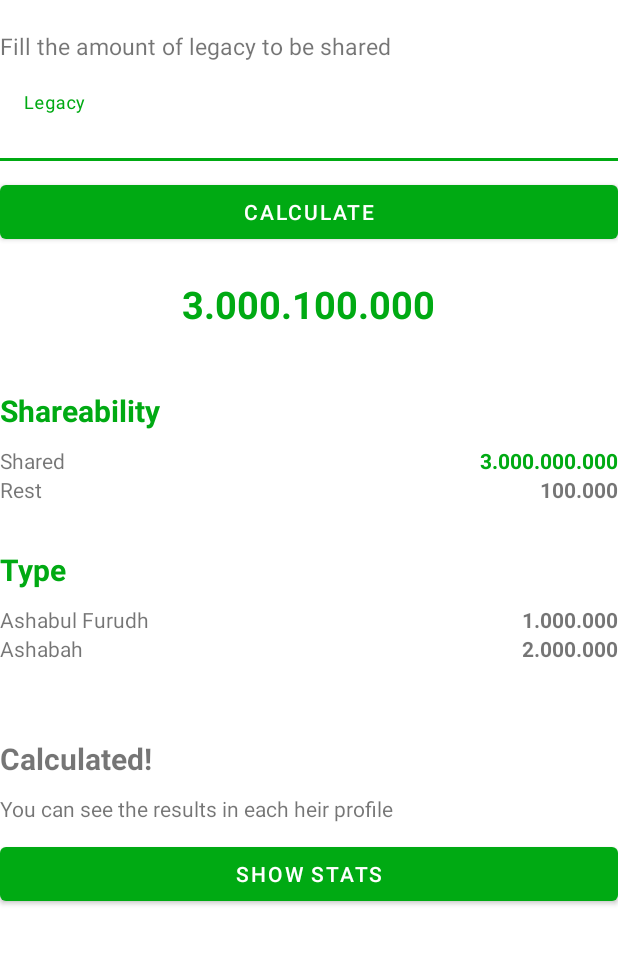
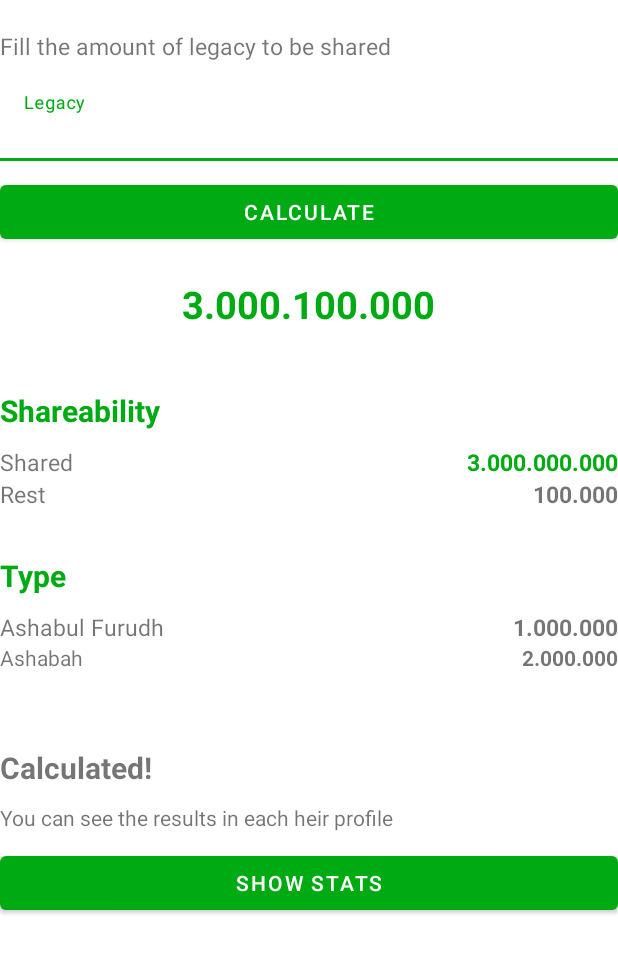
Before and after one commit to kenjihikmatullah/Wariskan, an Android app: the layout fragment_legacy.xml on its own in the app's theme, with its tools: preview values and no code run, on a phone screen of 412 x 824 dp. Shown: the top 953 px of the screen. Run offline under Robolectric (Android 15) with nearby library versions, the phone set to English and light mode, and no system bars.

Commit message:
- fix editing of mom

```diff
--- a/app/src/main/java/com/wariskan/database/Inheritance.kt
+++ b/app/src/main/java/com/wariskan/database/Inheritance.kt
@@ -1034,7 +1034,7 @@ class Inheritance {
 
         return when (position) {
             DAD -> dad[order]
-            MOM -> dad[order]
+            MOM -> mom[order]
             HUSBAND -> husband[order]
             WIFE -> wives[order]
             CHILD -> children.children[order]
--- a/app/src/main/res/layout/fragment_legacy.xml
+++ b/app/src/main/res/layout/fragment_legacy.xml
@@ -13,10 +13,6 @@
     </data>
 
     <androidx.coordinatorlayout.widget.CoordinatorLayout
-        android:layout_width="match_parent"
-        android:layout_height="match_parent">
-
-        <androidx.core.widget.NestedScrollView
         android:layout_width="match_parent"
         android:layout_height="match_parent">
 
@@ -45,7 +41,7 @@
                         <TextView
                             android:layout_width="match_parent"
                             android:layout_height="wrap_content"
-                                android:inputType="textMultiLine"
+                            android:maxLines="4"
                             android:text="@string/legacy_instruction"
                             android:textSize="15sp" />
 
@@ -98,14 +94,14 @@
 
                         <TextView
                             android:id="@+id/legacy_tv"
-                                android:layout_gravity="center"
                             android:layout_width="wrap_content"
                             android:layout_height="wrap_content"
+                            android:layout_gravity="center"
                             android:gravity="center"
+                            android:onClick="@{() -> viewModel.calculate()}"
                             android:textColor="@color/primaryLightColor"
                             android:textSize="25sp"
                             android:textStyle="bold"
-                                android:onClick="@{() -> viewModel.calculate()}"
                             tools:text="3.000.100.000" />
 
                     </LinearLayout>
@@ -133,7 +129,7 @@
                                 android:layout_width="wrap_content"
                                 android:layout_height="wrap_content"
                                 android:layout_marginBottom="10dp"
-                                    android:text="Shareability"
+                                android:text="@string/shareability"
                                 android:textColor="@color/primaryLightColor"
                                 android:textSize="20sp"
                                 android:textStyle="bold" />
@@ -145,16 +141,18 @@
 
                                 <TextView
                                     android:id="@+id/calc_total_title"
+                                    style="@style/legacy_stats_body"
                                     android:layout_width="wrap_content"
                                     android:layout_height="wrap_content"
                                     android:maxLines="4"
-                                        android:text="Shared"
+                                    android:text="@string/shared"
                                     app:layout_constraintBottom_toBottomOf="parent"
                                     app:layout_constraintLeft_toLeftOf="parent"
                                     app:layout_constraintTop_toTopOf="parent" />
 
                                 <TextView
                                     android:id="@+id/stats_shared_amount"
+                                    style="@style/legacy_stats_body"
                                     android:layout_width="0dp"
                                     android:layout_height="wrap_content"
                                     android:gravity="right"
@@ -174,6 +172,7 @@
 
                                 <TextView
                                     android:id="@+id/stats_rest_title"
+                                    style="@style/legacy_stats_body"
                                     android:layout_width="wrap_content"
                                     android:layout_height="wrap_content"
                                     android:maxLines="4"
@@ -184,6 +183,7 @@
 
                                 <TextView
                                     android:id="@+id/stats_rest_amount"
+                                    style="@style/legacy_stats_body"
                                     android:layout_width="0dp"
                                     android:layout_height="wrap_content"
                                     android:gravity="right"
@@ -210,7 +210,7 @@
                                 android:layout_width="wrap_content"
                                 android:layout_height="wrap_content"
                                 android:layout_marginBottom="10dp"
-                                    android:text="Type"
+                                android:text="@string/type"
                                 android:textColor="@color/primaryLightColor"
                                 android:textSize="20sp"
                                 android:textStyle="bold" />
@@ -222,6 +222,7 @@
 
                                 <TextView
                                     android:id="@+id/stats_primary_title"
+                                    style="@style/legacy_stats_body"
                                     android:layout_width="wrap_content"
                                     android:layout_height="wrap_content"
                                     android:text="@string/ashabul_furudh"
@@ -230,6 +231,7 @@
 
                                 <TextView
                                     android:id="@+id/stats_primary_amount"
+                                    style="@style/legacy_stats_body"
                                     android:layout_width="0dp"
                                     android:layout_height="wrap_content"
                                     android:gravity="right"
@@ -310,26 +312,20 @@
                     android:layout_height="wrap_content"
                     android:layout_marginTop="10dp"
                     android:onClick="@{() -> viewModel.showStats()}"
-                        android:text="Show Stats"
+                    android:text="@string/show_stats"
                     android:textColor="@android:color/white" />
 
             </LinearLayout>
 
         </LinearLayout>
-
-        </androidx.core.widget.NestedScrollView>
-
-        <com.google.android.gms.ads.AdView
-            android:layout_marginTop="10dp"
-            android:layout_marginBottom="10dp"
-            xmlns:ads="http://schemas.android.com/apk/res-auto"
+        <com.google.android.gms.ads.AdView xmlns:ads="http://schemas.android.com/apk/res-auto"
             android:id="@+id/adView"
             android:layout_width="match_parent"
             android:layout_height="wrap_content"
             android:layout_gravity="bottom"
+            android:layout_marginTop="10dp"
+            android:layout_marginBottom="10dp"
             ads:adSize="LARGE_BANNER"
             ads:adUnitId="ca-app-pub-3940256099942544/6300978111" />
-
     </androidx.coordinatorlayout.widget.CoordinatorLayout>
-
 </layout>
--- a/app/src/main/res/values/strings.xml
+++ b/app/src/main/res/values/strings.xml
@@ -385,4 +385,8 @@
     <string name="calculated_title">Calculated!</string>
     <string name="correction_text">Any mistake can be reported to <b>iniemailkenji@gmail.com</b></string>
     <string name="total" translatable="false">Total</string>
+    <string name="shareability">Shareability</string>
+    <string name="shared">Shared</string>
+    <string name="show_stats">Show Stats</string>
+    <string name="type">Type</string>
 </resources>
--- a/app/src/main/res/values/styles.xml
+++ b/app/src/main/res/values/styles.xml
@@ -101,4 +101,9 @@
         <item name="android:textSize">15sp</item>
     </style>
 
+    <!-- Legacy -->
+    <style name="legacy_stats_body">
+        <item name="android:textSize">15sp</item>
+    </style>
+
 </resources>
```
Also changed, not shown: 1 other file. Lines whose indentation alone changed are shown as unchanged.
